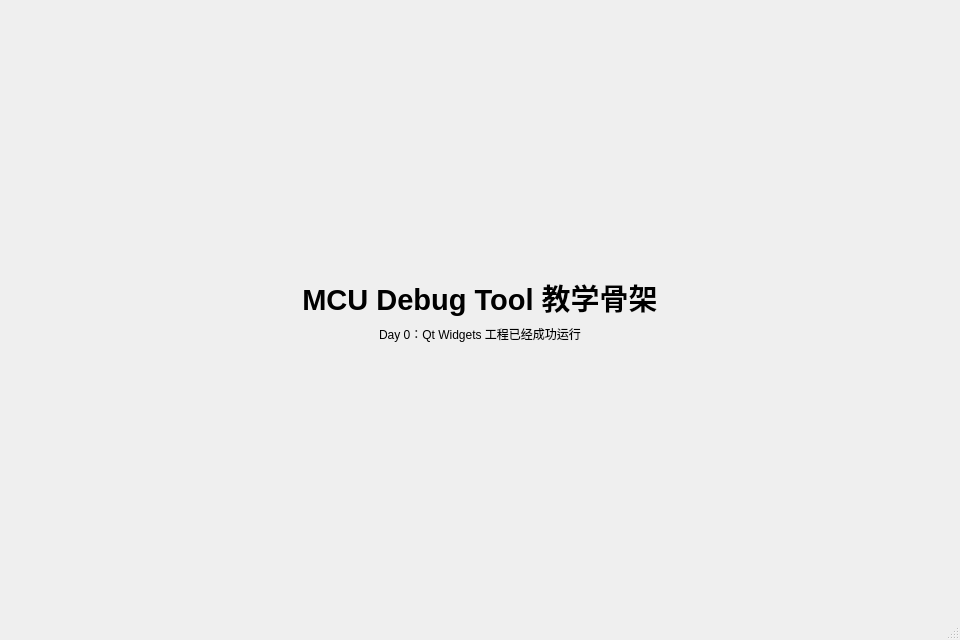
Above: src/app/MainWindow.ui from lst92991-eng/qt_debug_tools_plus before the change. Below: the same form after it.
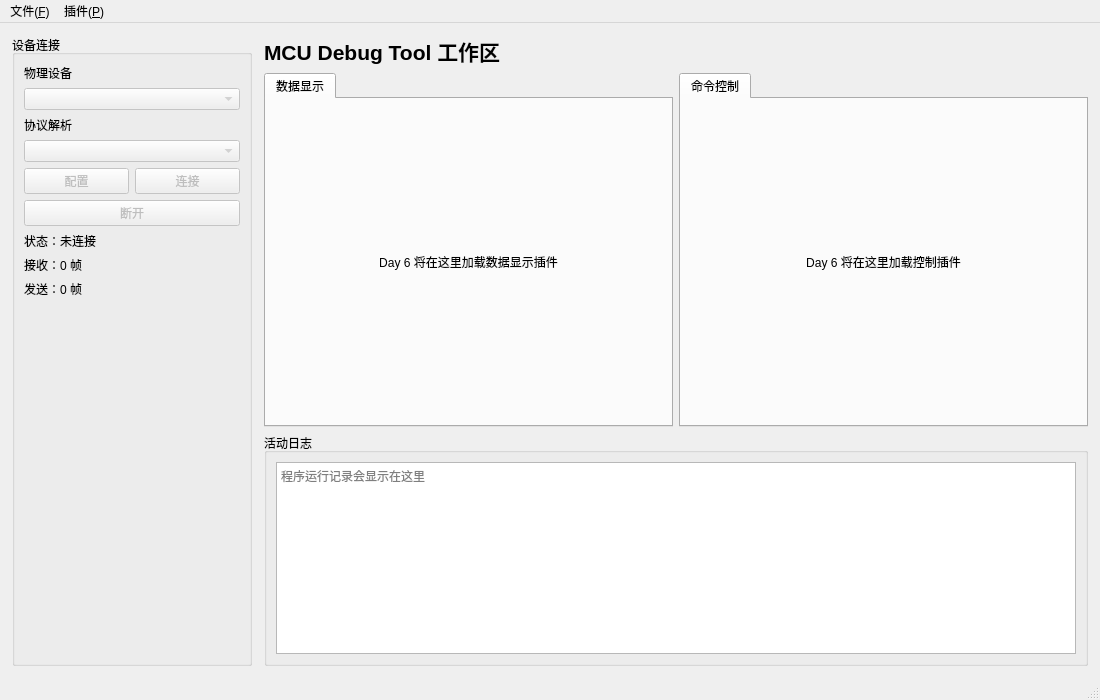
That is the form after the change.

Commit message: feat(day01): build main window shell

```diff
--- a/src/app/MainWindow.ui
+++ b/src/app/MainWindow.ui
@@ -6,70 +6,301 @@
    <rect>
     <x>0</x>
     <y>0</y>
-    <width>960</width>
-    <height>640</height>
+    <width>1100</width>
+    <height>700</height>
    </rect>
   </property>
   <property name="windowTitle">
    <string>MCU Debug Tool</string>
   </property>
   <widget class="QWidget" name="centralWidget">
-   <layout class="QVBoxLayout" name="verticalLayout">
+   <layout class="QHBoxLayout" name="rootLayout" stretch="0,1">
+    <property name="spacing">
+     <number>12</number>
+    </property>
+    <property name="leftMargin">
+     <number>12</number>
+    </property>
+    <property name="topMargin">
+     <number>12</number>
+    </property>
+    <property name="rightMargin">
+     <number>12</number>
+    </property>
+    <property name="bottomMargin">
+     <number>12</number>
+    </property>
     <item>
-     <spacer name="verticalSpacerTop">
-      <property name="orientation">
-       <enum>Qt::Orientation::Vertical</enum>
+     <widget class="QGroupBox" name="connectionGroupBox">
+      <property name="minimumSize">
+       <size>
+        <width>240</width>
+        <height>0</height>
+       </size>
       </property>
-      <property name="sizeHint" stdset="0">
+      <property name="maximumSize">
        <size>
-        <width>20</width>
-        <height>180</height>
+        <width>280</width>
+        <height>16777215</height>
        </size>
       </property>
-     </spacer>
-    </item>
-    <item>
-     <widget class="QLabel" name="titleLabel">
-      <property name="font">
-       <font>
-        <pointsize>22</pointsize>
-        <bold>true</bold>
-       </font>
+      <property name="title">
+       <string>设备连接</string>
       </property>
-      <property name="text">
-       <string>MCU Debug Tool 教学骨架</string>
-      </property>
-      <property name="alignment">
-       <set>Qt::AlignmentFlag::AlignCenter</set>
-      </property>
+      <layout class="QVBoxLayout" name="connectionLayout">
+       <item>
+        <widget class="QLabel" name="physicalLabel">
+         <property name="text">
+          <string>物理设备</string>
+         </property>
+        </widget>
+       </item>
+       <item>
+        <widget class="QComboBox" name="physicalCombo">
+         <property name="enabled">
+          <bool>false</bool>
+         </property>
+        </widget>
+       </item>
+       <item>
+        <widget class="QLabel" name="protocolLabel">
+         <property name="text">
+          <string>协议解析</string>
+         </property>
+        </widget>
+       </item>
+       <item>
+        <widget class="QComboBox" name="protocolCombo">
+         <property name="enabled">
+          <bool>false</bool>
+         </property>
+        </widget>
+       </item>
+       <item>
+        <layout class="QHBoxLayout" name="connectionButtonLayout">
+         <item>
+          <widget class="QPushButton" name="configButton">
+           <property name="enabled">
+            <bool>false</bool>
+           </property>
+           <property name="text">
+            <string>配置</string>
+           </property>
+          </widget>
+         </item>
+         <item>
+          <widget class="QPushButton" name="connectButton">
+           <property name="enabled">
+            <bool>false</bool>
+           </property>
+           <property name="text">
+            <string>连接</string>
+           </property>
+          </widget>
+         </item>
+        </layout>
+       </item>
+       <item>
+        <widget class="QPushButton" name="disconnectButton">
+         <property name="enabled">
+          <bool>false</bool>
+         </property>
+         <property name="text">
+          <string>断开</string>
+         </property>
+        </widget>
+       </item>
+       <item>
+        <widget class="QLabel" name="statusLabel">
+         <property name="text">
+          <string>状态：未连接</string>
+         </property>
+        </widget>
+       </item>
+       <item>
+        <widget class="QLabel" name="rxCounterLabel">
+         <property name="text">
+          <string>接收：0 帧</string>
+         </property>
+        </widget>
+       </item>
+       <item>
+        <widget class="QLabel" name="txCounterLabel">
+         <property name="text">
+          <string>发送：0 帧</string>
+         </property>
+        </widget>
+       </item>
+       <item>
+        <spacer name="verticalSpacer">
+         <property name="orientation">
+          <enum>Qt::Orientation::Vertical</enum>
+         </property>
+         <property name="sizeHint" stdset="0">
+          <size>
+           <width>20</width>
+           <height>40</height>
+          </size>
+         </property>
+        </spacer>
+       </item>
+      </layout>
      </widget>
     </item>
     <item>
-     <widget class="QLabel" name="hintLabel">
-      <property name="text">
-       <string>Day 0：Qt Widgets 工程已经成功运行</string>
+     <widget class="QWidget" name="workspaceWidget" native="true">
+      <property name="sizePolicy">
+       <sizepolicy hsizetype="Expanding" vsizetype="Expanding">
+        <horstretch>0</horstretch>
+        <verstretch>0</verstretch>
+       </sizepolicy>
       </property>
-      <property name="alignment">
-       <set>Qt::AlignmentFlag::AlignCenter</set>
-      </property>
+      <layout class="QVBoxLayout" name="workspaceLayout" stretch="0,1,0">
+       <property name="leftMargin">
+        <number>0</number>
+       </property>
+       <property name="topMargin">
+        <number>0</number>
+       </property>
+       <property name="rightMargin">
+        <number>0</number>
+       </property>
+       <property name="bottomMargin">
+        <number>0</number>
+       </property>
+       <item>
+        <widget class="QLabel" name="workspaceTitleLabel">
+         <property name="font">
+          <font>
+           <pointsize>16</pointsize>
+           <bold>true</bold>
+          </font>
+         </property>
+         <property name="text">
+          <string>MCU Debug Tool 工作区</string>
+         </property>
+        </widget>
+       </item>
+       <item>
+        <widget class="QWidget" name="dataAreaWidget" native="true">
+         <layout class="QHBoxLayout" name="dataAreaLayout" stretch="1,1">
+          <property name="leftMargin">
+           <number>0</number>
+          </property>
+          <property name="topMargin">
+           <number>0</number>
+          </property>
+          <property name="rightMargin">
+           <number>0</number>
+          </property>
+          <property name="bottomMargin">
+           <number>0</number>
+          </property>
+          <item>
+           <widget class="QTabWidget" name="visualTabs">
+            <widget class="QWidget" name="visualPlaceholderPage">
+             <attribute name="title">
+              <string>数据显示</string>
+             </attribute>
+             <layout class="QVBoxLayout" name="visualPlaceholderLayout">
+              <item>
+               <widget class="QLabel" name="visualHintLabel">
+                <property name="text">
+                 <string>Day 6 将在这里加载数据显示插件</string>
+                </property>
+                <property name="alignment">
+                 <set>Qt::AlignmentFlag::AlignCenter</set>
+                </property>
+                <property name="wordWrap">
+                 <bool>true</bool>
+                </property>
+               </widget>
+              </item>
+             </layout>
+            </widget>
+           </widget>
+          </item>
+          <item>
+           <widget class="QTabWidget" name="controlTabs">
+            <widget class="QWidget" name="controlPlaceholderPage">
+             <attribute name="title">
+              <string>命令控制</string>
+             </attribute>
+             <layout class="QVBoxLayout" name="controlPlaceholderLayout">
+              <item>
+               <widget class="QLabel" name="controlHintLabel">
+                <property name="text">
+                 <string>Day 6 将在这里加载控制插件</string>
+                </property>
+                <property name="alignment">
+                 <set>Qt::AlignmentFlag::AlignCenter</set>
+                </property>
+                <property name="wordWrap">
+                 <bool>true</bool>
+                </property>
+               </widget>
+              </item>
+             </layout>
+            </widget>
+           </widget>
+          </item>
+         </layout>
+        </widget>
+       </item>
+       <item>
+        <widget class="QGroupBox" name="activityGroupBox">
+         <property name="title">
+          <string>活动日志</string>
+         </property>
+         <layout class="QVBoxLayout" name="activityLayout">
+          <item>
+           <widget class="QPlainTextEdit" name="activityLog">
+            <property name="minimumSize">
+             <size>
+              <width>0</width>
+              <height>150</height>
+             </size>
+            </property>
+            <property name="readOnly">
+             <bool>true</bool>
+            </property>
+            <property name="placeholderText">
+             <string>程序运行记录会显示在这里</string>
+            </property>
+           </widget>
+          </item>
+         </layout>
+        </widget>
+       </item>
+      </layout>
      </widget>
     </item>
-    <item>
-     <spacer name="verticalSpacerBottom">
-      <property name="orientation">
-       <enum>Qt::Orientation::Vertical</enum>
-      </property>
-      <property name="sizeHint" stdset="0">
-       <size>
-        <width>20</width>
-        <height>240</height>
-       </size>
-      </property>
-     </spacer>
-    </item>
    </layout>
   </widget>
-  <widget class="QMenuBar" name="menuBar"/>
+  <widget class="QMenuBar" name="menuBar">
+   <property name="geometry">
+    <rect>
+     <x>0</x>
+     <y>0</y>
+     <width>1100</width>
+     <height>22</height>
+    </rect>
+   </property>
+   <widget class="QMenu" name="menuFile">
+    <property name="title">
+     <string>文件(&amp;F)</string>
+    </property>
+    <addaction name="actionExit"/>
+   </widget>
+   <widget class="QMenu" name="menuPlugins">
+    <property name="title">
+     <string>插件(&amp;P)</string>
+    </property>
+    <addaction name="actionRescanPlugins"/>
+   </widget>
+   <addaction name="menuFile"/>
+   <addaction name="menuPlugins"/>
+  </widget>
   <widget class="QStatusBar" name="statusBar"/>
  </widget>
  <resources/>
```
Left out of the diff: 13 changed lines with no effect on the pictures. The commit also changes 1 other file.
